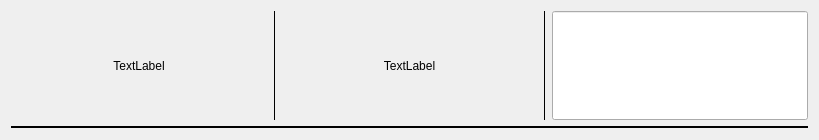
Above: src/widget/ocr_detect_widget/widget_item/ocr_data_widget.ui from IDK-Silver/Customize_OCR before the change. Below: the same form after it.
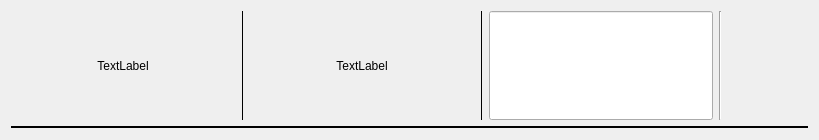
That is the form after the change.

Diff of the .ui file:
```diff
--- a/src/widget/ocr_detect_widget/widget_item/ocr_data_widget.ui
+++ b/src/widget/ocr_detect_widget/widget_item/ocr_data_widget.ui
@@ -66,6 +66,35 @@
        </property>
       </widget>
      </item>
+     <item>
+      <widget class="Line" name="line_4">
+       <property name="orientation">
+        <enum>Qt::Vertical</enum>
+       </property>
+      </widget>
+     </item>
+     <item>
+      <widget class="QLabel" name="xlsx_col">
+       <property name="sizePolicy">
+        <sizepolicy hsizetype="Fixed" vsizetype="Preferred">
+         <horstretch>0</horstretch>
+         <verstretch>0</verstretch>
+        </sizepolicy>
+       </property>
+       <property name="minimumSize">
+        <size>
+         <width>80</width>
+         <height>0</height>
+        </size>
+       </property>
+       <property name="text">
+        <string/>
+       </property>
+       <property name="alignment">
+        <set>Qt::AlignCenter</set>
+       </property>
+      </widget>
+     </item>
     </layout>
    </item>
    <item>
```
